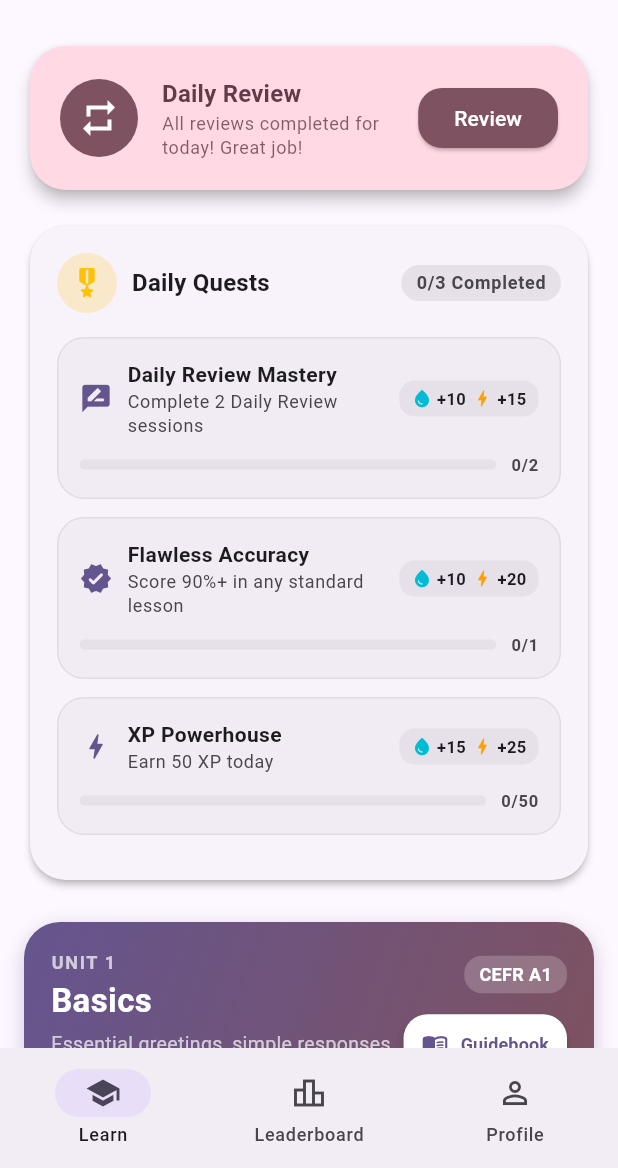
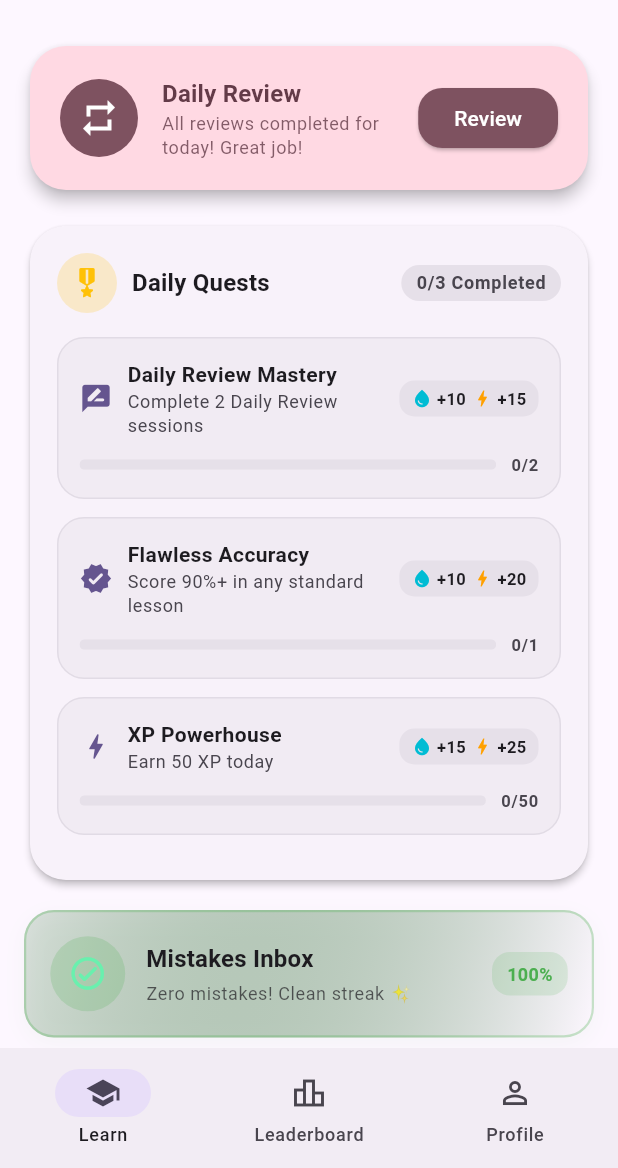
Before and after one commit to gdatcu/limpede, a Flutter app: the screen it shows once a user with an empty profile is signed in, on a phone screen of 412 x 824 dp, the part 68-1236 px from its top. Run offline on Flutter 3.47's test engine with Material 3 defaults, Android fonts, the phone set to English and light mode, and no system bars; our stand-ins replace audioplayers, drift, envied, flutter_local_notifications, flutter_riverpod, flutter_tts and 8 more; accounts and stored records are empty; generated files the repository leaves out were written again; network calls fail.

Commit message:
feat: mistakes inbox & smart review workout (v1.8.0)

```diff
--- a/lib/providers/srs_lesson_provider.dart
+++ b/lib/providers/srs_lesson_provider.dart
@@ -56,6 +56,22 @@ class SrsLessonController extends _$SrsLessonController {
   @override
   AsyncValue<SrsLessonDeck> build() {
     return const AsyncValue.loading();
+  }
+
+  Future<void> loadMistakesDeck({
+    required List<SentencePair> mistakes,
+  }) async {
+    state = const AsyncValue.loading();
+    state = await AsyncValue.guard(() async {
+      final courseState = ref.read(courseStateNotifierProvider);
+      return SrsLessonDeck(
+        topic: 'Mistakes Workout',
+        targetLanguage: courseState.targetLanguage,
+        sentencePairs: mistakes,
+        existingSrsItems: {},
+        isSrsReviewSession: false,
+      );
+    });
   }
 
   Future<void> loadLessonDeck({
--- a/lib/router.dart
+++ b/lib/router.dart
@@ -66,10 +66,12 @@ final GoRouter router = GoRouter(
         final lessonId = state.pathParameters['id'] ?? 'default';
         final targetLanguage = state.uri.queryParameters['language'] ?? 'Spanish';
         final isSrsReview = state.uri.queryParameters['isSrsReview'] == 'true';
+        final isMistakesWorkout = state.uri.queryParameters['isMistakesWorkout'] == 'true';
         return LessonScreen(
           lessonId: lessonId,
           targetLanguage: targetLanguage,
           isSrsReview: isSrsReview,
+          isMistakesWorkout: isMistakesWorkout,
         );
       },
     ),
--- a/lib/screens/home_screen.dart
+++ b/lib/screens/home_screen.dart
@@ -443,6 +443,11 @@ class _HomeScreenState extends ConsumerState<HomeScreen> {
             child: DailyQuestsCard(),
           ),
 
+          // Mistakes Inbox Card ♥️
+          const SliverToBoxAdapter(
+            child: MistakesInboxCard(),
+          ),
+
           // Dynamic Duolingo Skill Tree Units
           topicUnitsAsync.when(
             loading: () => const SliverToBoxAdapter(
--- /dev/null
+++ b/lib/widgets/mistakes_inbox_card.dart
@@ -0,0 +1,155 @@
+import 'package:flutter/material.dart';
+import 'package:flutter_riverpod/flutter_riverpod.dart';
+import 'package:go_router/go_router.dart';
+import '../providers/mistake_provider.dart';
+
+class MistakesInboxCard extends ConsumerWidget {
+  const MistakesInboxCard({super.key});
+
+  @override
+  Widget build(BuildContext context, WidgetRef ref) {
+    final theme = Theme.of(context);
+    final mistakesAsync = ref.watch(mistakeNotifierProvider);
+    final mistakes = mistakesAsync.value ?? [];
+    final hasMistakes = mistakes.isNotEmpty;
+
+    return Container(
+      margin: const EdgeInsets.symmetric(horizontal: 16, vertical: 8),
+      padding: const EdgeInsets.all(16),
+      decoration: BoxDecoration(
+        gradient: LinearGradient(
+          colors: hasMistakes
+              ? [
+                  Colors.red.shade900.withValues(alpha: 0.25),
+                  theme.colorScheme.surface,
+                ]
+              : [
+                  Colors.green.shade900.withValues(alpha: 0.15),
+                  theme.colorScheme.surface,
+                ],
+          begin: Alignment.topLeft,
+          end: Alignment.bottomRight,
+        ),
+        borderRadius: BorderRadius.circular(20),
+        border: Border.all(
+          color: hasMistakes
+              ? Colors.redAccent.withValues(alpha: 0.4)
+              : Colors.green.withValues(alpha: 0.3),
+          width: 1.5,
+        ),
+        boxShadow: [
+          BoxShadow(
+            color: hasMistakes
+                ? Colors.red.withValues(alpha: 0.1)
+                : Colors.green.withValues(alpha: 0.05),
+            blurRadius: 12,
+            offset: const Offset(0, 4),
+          ),
+        ],
+      ),
+      child: Row(
+        children: [
+          // Heart / Healing Icon
+          Container(
+            padding: const EdgeInsets.all(12),
+            decoration: BoxDecoration(
+              color: hasMistakes
+                  ? Colors.redAccent.withValues(alpha: 0.2)
+                  : Colors.green.withValues(alpha: 0.2),
+              shape: BoxShape.circle,
+            ),
+            child: Icon(
+              hasMistakes ? Icons.healing_rounded : Icons.check_circle_outline_rounded,
+              color: hasMistakes ? Colors.redAccent : Colors.greenAccent,
+              size: 26,
+            ),
+          ),
+          const SizedBox(width: 14),
+
+          // Text Info
+          Expanded(
+            child: Column(
+              crossAxisAlignment: CrossAxisAlignment.start,
+              children: [
+                Row(
+                  children: [
+                    Text(
+                      'Mistakes Inbox',
+                      style: theme.textTheme.titleMedium?.copyWith(
+                        fontWeight: FontWeight.bold,
+                      ),
+                    ),
+                    if (hasMistakes) ...[
+                      const SizedBox(width: 8),
+                      Container(
+                        padding: const EdgeInsets.symmetric(horizontal: 8, vertical: 2),
+                        decoration: BoxDecoration(
+                          color: Colors.redAccent,
+                          borderRadius: BorderRadius.circular(10),
+                        ),
+                        child: Text(
+                          '${mistakes.length}',
+                          style: const TextStyle(
+                            color: Colors.white,
+                            fontSize: 11,
+                            fontWeight: FontWeight.bold,
+                          ),
+                        ),
+                      ),
+                    ],
+                  ],
+                ),
+                const SizedBox(height: 3),
+                Text(
+                  hasMistakes
+                      ? '${mistakes.length} ${mistakes.length == 1 ? 'phrase' : 'phrases'} need a quick review'
+                      : 'Zero mistakes! Clean streak ✨',
+                  style: theme.textTheme.bodySmall?.copyWith(
+                    color: theme.textTheme.bodySmall?.color?.withValues(alpha: 0.7),
+                  ),
+                ),
+              ],
+            ),
+          ),
+
+          // Action Button
+          if (hasMistakes)
+            FilledButton.icon(
+              onPressed: () {
+                context.push('/lesson/mistakes_workout?isMistakesWorkout=true');
+              },
+              style: FilledButton.styleFrom(
+                backgroundColor: Colors.redAccent,
+                foregroundColor: Colors.white,
+                padding: const EdgeInsets.symmetric(horizontal: 14, vertical: 8),
+                shape: RoundedRectangleBorder(
+                  borderRadius: BorderRadius.circular(14),
+                ),
+              ),
+              icon: const Icon(Icons.play_arrow_rounded, size: 18),
+              label: const Text(
+                'Fix',
+                style: TextStyle(fontWeight: FontWeight.bold, fontSize: 13),
+              ),
+            )
+          else
+            Container(
+              padding: const EdgeInsets.symmetric(horizontal: 10, vertical: 6),
+              decoration: BoxDecoration(
+                color: Colors.green.withValues(alpha: 0.15),
+                borderRadius: BorderRadius.circular(12),
+              ),
+              child: const Text(
+                '100%',
+                style: TextStyle(
+                  color: Colors.green,
+                  fontWeight: FontWeight.bold,
+                  fontSize: 12,
+                ),
+              ),
+            ),
+        ],
+      ),
+    );
+  }
+}
--- a/lib/widgets/widgets.dart
+++ b/lib/widgets/widgets.dart
@@ -9,3 +9,4 @@ export 'interactive_hint_sentence.dart';
 export 'pronunciation_exercise_widget.dart';
 export 'listening_exercise_widget.dart';
 export 'guidebook_sheet.dart';
+export 'mistakes_inbox_card.dart';
--- a/pubspec.yaml
+++ b/pubspec.yaml
@@ -1,7 +1,7 @@
 name: limpede
 description: "A private, gamified SRS language learning app built with Flutter and Supabase."
 publish_to: 'none'
-version: 1.7.0+24
+version: 1.8.0+25
 
 environment:
   sdk: '>=3.0.0 <4.0.0'
```
Also changed, not shown: lib/providers/mistake_provider.dart (+31 -14 lines), lib/screens/lesson_screen.dart (+17 -5 lines), lib/providers/mistake_provider.g.dart, lib/providers/srs_lesson_provider.g.dart, 3 other files.
